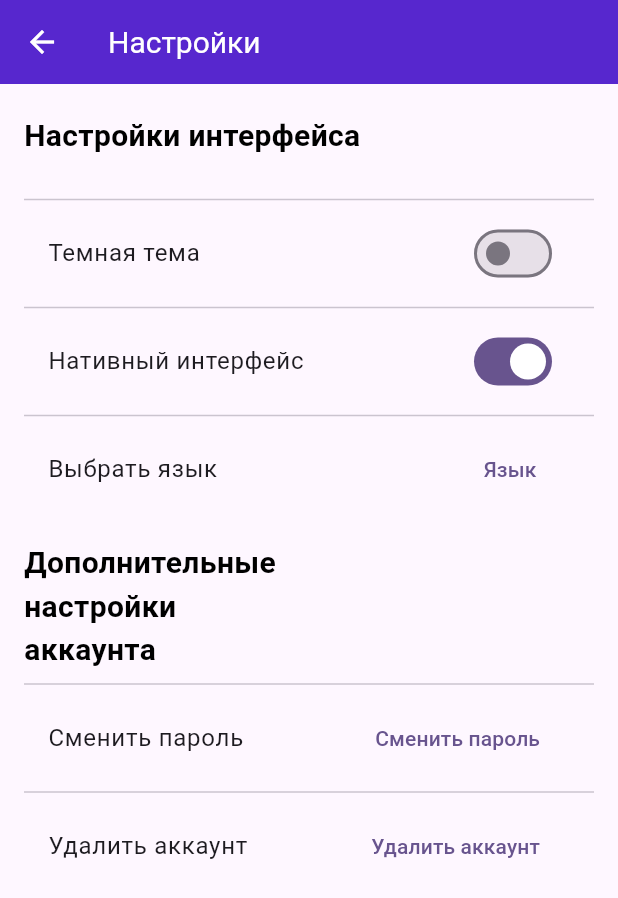
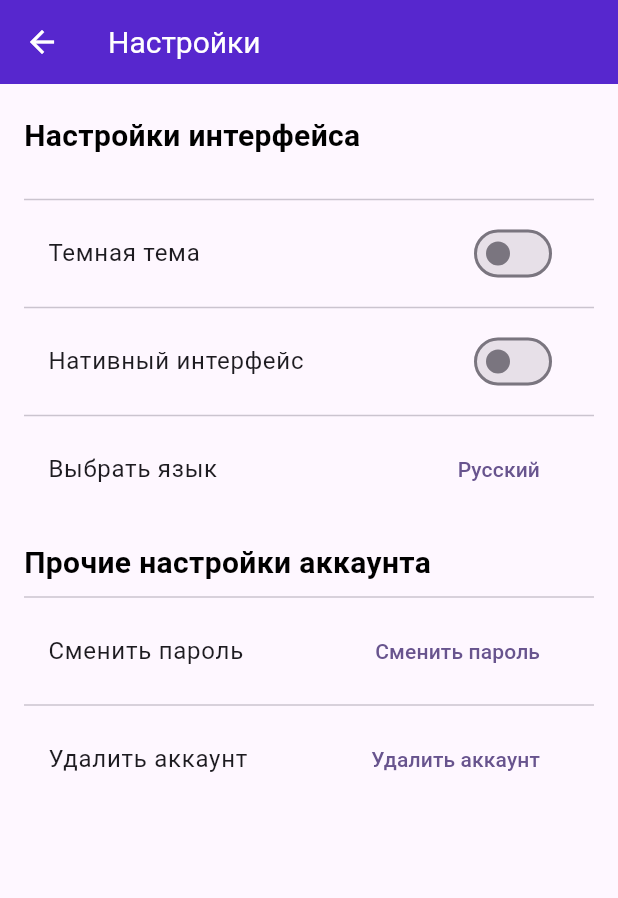
Before and after one commit to EgorSborschikov/duma_mobile, a Flutter app: the SettingsAndroidPage screen opened directly, on a phone screen of 412 x 824 dp. Shown: the top 898 px of the screen. Run offline on Flutter 3.47's test engine with Material 3 defaults, Android fonts, the phone set to English and light mode, and no system bars; our stand-ins replace device_preview.

Commit message:
add schedule page for native ios and create tab bar for native ios & update app bar for native android and fixed bugs

```diff
--- a/lib/main.dart
+++ b/lib/main.dart
@@ -1,6 +1,7 @@
 import 'package:device_preview/device_preview.dart';
+import 'package:duma/presentation/features/onboard/view/onboard_pages.dart';
+import 'package:duma/presentation/features/schedule/view/ui/schedule_android/schedule_android_page.dart';
 import 'package:flutter/material.dart';
-import 'presentation/features/sign_up/view/ui/sign_up_android/sign_up_android_page.dart';
 
 void main() => runApp(
   DevicePreview(
@@ -24,7 +25,7 @@ class Duma extends StatelessWidget {
         colorScheme: ColorScheme.fromSeed(seedColor: Colors.deepPurple),
         useMaterial3: true,
       ),
-      home: SignUpAndroidPage()
+      home: ScheduleAndroidPage()//OnboardingPages()
     );
   }
 }
--- a/lib/presentation/common/components_for_android/custom_app_bar/custom_app_bar.dart
+++ b/lib/presentation/common/components_for_android/custom_app_bar/custom_app_bar.dart
@@ -3,8 +3,14 @@ import 'package:flutter/material.dart';
 class CustomAppBar extends StatelessWidget implements PreferredSizeWidget {
   final String title;
   final Widget child;
+  final List<Widget>? trailing;
 
-  const CustomAppBar({super.key, required this.title, required this.child});
+  const CustomAppBar({
+    super.key,
+    required this.title,
+    required this.child,
+    this.trailing,
+  });
 
   @override
   Widget build(BuildContext context) {
@@ -20,10 +26,11 @@ class CustomAppBar extends StatelessWidget implements PreferredSizeWidget {
       ),
       centerTitle: false,
       leading: SizedBox(
-        width: 50, // Задайте ширину
-        height: 50, // Задайте высоту
+        width: 50,
+        height: 50,
         child: child,
       ),
+      actions: trailing,
     );
   }
 
--- a/lib/presentation/features/forgot_password/view/ui/forgot_password_ios/otp_code_input_ios_page.dart
+++ b/lib/presentation/features/forgot_password/view/ui/forgot_password_ios/otp_code_input_ios_page.dart
@@ -1,3 +1,5 @@
+import 'package:duma/presentation/common/components_for_ios/custom_tab_bar/custom_tab_bar.dart';
+import 'package:duma/presentation/features/schedule/view/ui/schedule_ios/schedule_ios_page.dart';
 import 'package:duma/presentation/features/settings/view/ui/settings_ios/settings_ios_page.dart';
 import 'package:flutter/cupertino.dart';
 import 'package:flutter/material.dart';
@@ -168,7 +170,7 @@ class OtpCodeInputIosPage extends StatelessWidget{
                         onPressed: () {
                           Navigator.push(
                             context,
-                            CupertinoPageRoute(builder: (context) => SettingsIosPage(isSwitchEnabled: true,)),
+                            CupertinoPageRoute(builder: (context) => CustomTabBar()),
                           );
                         },
                         child: Text(
--- a/lib/presentation/features/settings/view/ui/settings_android/settings_android_page.dart
+++ b/lib/presentation/features/settings/view/ui/settings_android/settings_android_page.dart
@@ -4,7 +4,6 @@ import 'package:duma/presentation/features/schedule/view/ui/schedule_android/sch
 import 'package:duma/presentation/features/settings/view/ui/settings_ios/settings_ios_page.dart';
 import 'package:duma/presentation/features/sign_up/view/ui/sign_up_android/sign_up_android_page.dart';
 import 'package:flutter/material.dart';
-import '../../../../sign_in/view/ui/sign_in_android/sign_in_android_page.dart';
 import '../widgets/settings_items_android_widgets/settings_option_android.dart';
 
 class SettingsAndroidPage extends StatefulWidget {
@@ -15,13 +14,16 @@ class SettingsAndroidPage extends StatefulWidget {
 }
 
 class _SettingsAndroidPageState extends State<SettingsAndroidPage> {
-  bool _isSwitchEnabled = true; // По умолчанию включено, если на Android
+  bool _isSwitchEnabled = false; // По умолчанию включено, если на Android
 
   void _onSwitchChanged(bool value) {
     setState(() {
+      if (Platform.isAndroid) {
+        _isSwitchEnabled = true;
+      }
       _isSwitchEnabled = value;
 
-      if (!_isSwitchEnabled) { // Если переключатель выключен
+      if (_isSwitchEnabled) { // Если переключатель выключен
         Navigator.pushReplacement(
           context,
           MaterialPageRoute(
@@ -101,23 +103,20 @@ class _SettingsAndroidPageState extends State<SettingsAndroidPage> {
                     onPressed: () {
                        _showLanguageDialog(context);
                     },
-                    child: Text('Язык'),
+                    child: Text('Русский'),
                   ),
                 ),
                 const SizedBox(height: 20),
                 Row(
                   children: [
-                    Flexible(
-                      fit: FlexFit.loose,
-                      child: Text(
-                        'Дополнительные настройки аккаунта',
+                    Text(
+                      'Прочие настройки аккаунта',
                       style: TextStyle(
                         decoration: TextDecoration.none,
                         fontFamily: 'Roboto',
                         fontWeight: FontWeight.bold,
                         fontSize: 20,
                         color: Colors.black
-                        ),
                       ),
                     ),
                     Spacer()
```
Also changed, not shown: lib/presentation/common/components_for_ios/custom_tab_bar/custom_tab_bar.dart (added, +66 -0 lines), lib/presentation/features/schedule/view/ui/schedule_android/schedule_android_page.dart (+21 -0 lines), lib/presentation/features/schedule/view/ui/schedule_ios/schedule_ios_page.dart (added, +65 -0 lines), lib/presentation/features/sign_in/view/ui/sign_in_ios/sign_in_ios_page.dart (+17 -4 lines). Lines whose indentation alone changed are shown as unchanged.
